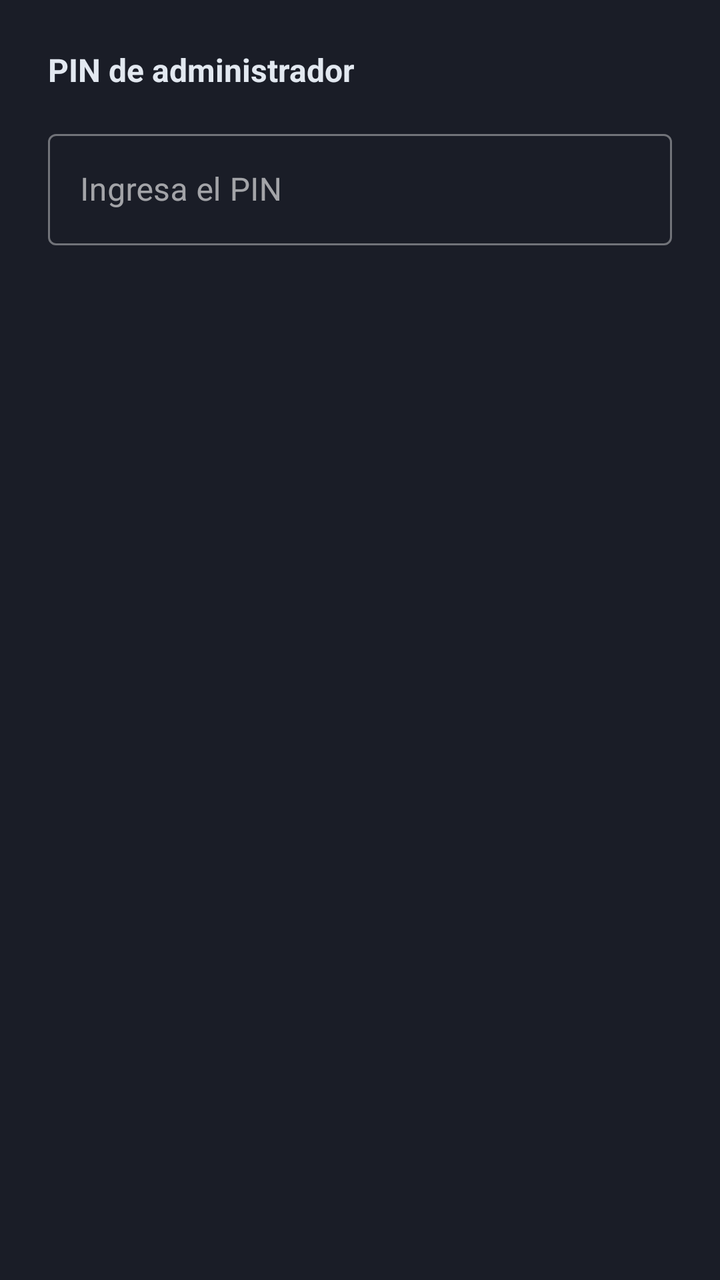
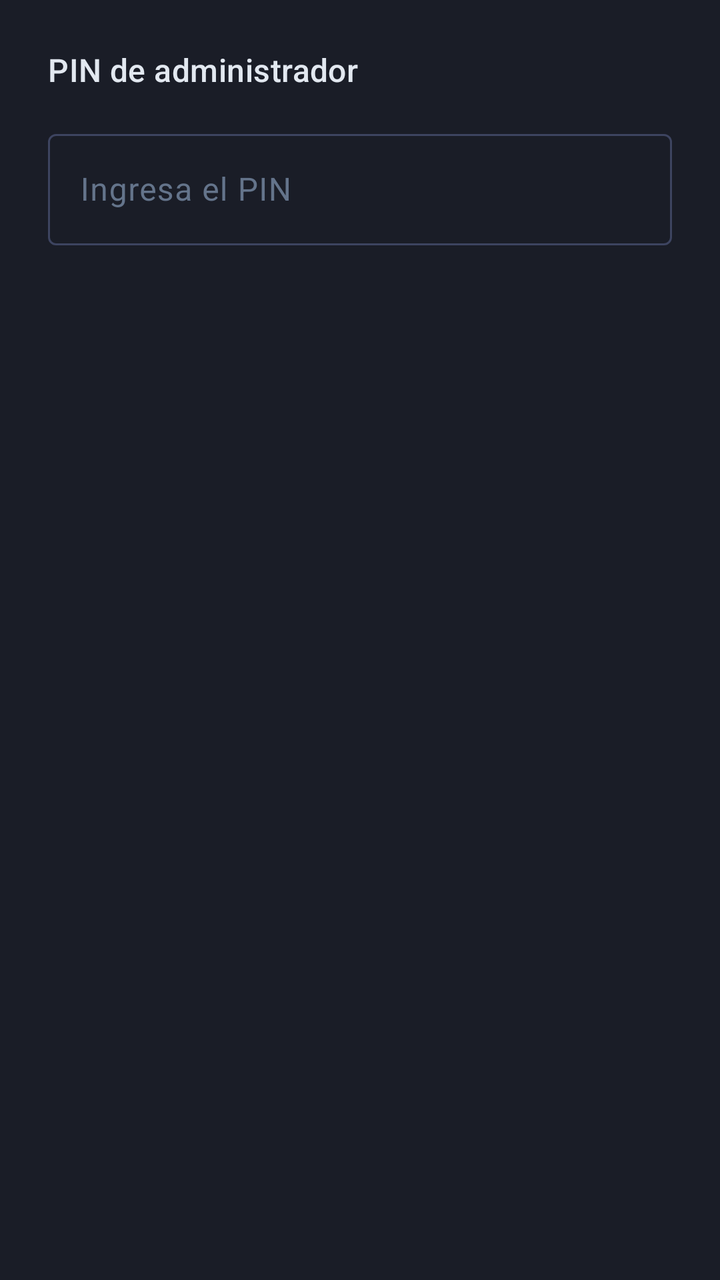

Before-and-after screenshots of an Android layout around one commit, followed by the original layout XML and the change that was made.
<!-- AndroidManifest.xml: application theme Theme.ZenScreen -->
<!-- res/layout/dialog_pin.xml -->
<?xml version="1.0" encoding="utf-8"?>
<LinearLayout xmlns:android="http://schemas.android.com/apk/res/android"
    android:layout_width="match_parent"
    android:layout_height="wrap_content"
    android:orientation="vertical"
    android:padding="24dp"
    android:background="#1a1d27">

    <TextView
        android:layout_width="wrap_content"
        android:layout_height="wrap_content"
        android:text="PIN de administrador"
        android:textColor="#e2e8f0"
        android:textSize="16sp"
        android:textStyle="bold"
        android:layout_marginBottom="16dp" />

    <com.google.android.material.textfield.TextInputLayout
        android:layout_width="match_parent"
        android:layout_height="wrap_content"
        style="@style/Widget.MaterialComponents.TextInputLayout.OutlinedBox">

        <com.google.android.material.textfield.TextInputEditText
            android:id="@+id/pinInput"
            android:layout_width="match_parent"
            android:layout_height="wrap_content"
            android:inputType="numberPassword"
            android:hint="Ingresa el PIN"
            android:maxLength="8" />
    </com.google.android.material.textfield.TextInputLayout>

</LinearLayout>
<!-- resources referenced by this layout -->
<resources>
  <style name="Theme.ZenScreen" parent="Theme.MaterialComponents.NoActionBar">
          <item name="colorPrimary">@color/accent</item>
          <item name="colorPrimaryVariant">@color/surface</item>
          <item name="colorOnPrimary">@color/text</item>
          <item name="android:windowBackground">@color/bg</item>
      </style>
  <color name="accent">#4f8ef7</color>
  <color name="surface">#1a1d27</color>
  <color name="text">#e2e8f0</color>
  <color name="bg">#0f1117</color>
</resources>

<!-- the commit's change to res/layout/dialog_pin.xml (unified diff, before → after) -->
@@ -4,21 +4,20 @@
     android:layout_height="wrap_content"
     android:orientation="vertical"
     android:padding="24dp"
-    android:background="#1a1d27">
+    android:background="@color/surface">
 
     <TextView
         android:layout_width="wrap_content"
         android:layout_height="wrap_content"
         android:text="PIN de administrador"
-        android:textColor="#e2e8f0"
-        android:textSize="16sp"
-        android:textStyle="bold"
+        android:textAppearance="?attr/textAppearanceTitleMedium"
+        android:textColor="@color/text"
         android:layout_marginBottom="16dp" />
 
     <com.google.android.material.textfield.TextInputLayout
         android:layout_width="match_parent"
         android:layout_height="wrap_content"
-        style="@style/Widget.MaterialComponents.TextInputLayout.OutlinedBox">
+        style="@style/Widget.Material3.TextInputLayout.OutlinedBox">
 
         <com.google.android.material.textfield.TextInputEditText
             android:id="@+id/pinInput"
<!-- resource entries referenced after the edit -->
@@ -1,12 +1,29 @@
 <!-- resources referenced by this layout -->
 <resources>
-  <style name="Theme.ZenScreen" parent="Theme.MaterialComponents.NoActionBar">
+  <style name="Theme.ZenScreen" parent="Theme.Material3.Dark.NoActionBar">
           <item name="colorPrimary">@color/accent</item>
-          <item name="colorPrimaryVariant">@color/surface</item>
-          <item name="colorOnPrimary">@color/text</item>
+          <item name="colorOnPrimary">@color/on_accent</item>
+          <item name="colorSecondary">@color/accent</item>
+          <item name="colorOnSecondary">@color/on_accent</item>
+          <item name="colorSurface">@color/surface</item>
+          <item name="colorOnSurface">@color/text</item>
+          <item name="colorSurfaceVariant">@color/surface_container</item>
+          <item name="colorOnSurfaceVariant">@color/muted</item>
+          <item name="colorOutline">@color/outline</item>
+          <item name="colorError">@color/error</item>
+          <item name="colorErrorContainer">@color/error_container</item>
+          <item name="colorOnErrorContainer">@color/on_error_container</item>
+          <item name="android:colorBackground">@color/bg</item>
           <item name="android:windowBackground">@color/bg</item>
       </style>
   <color name="accent">#4f8ef7</color>
+  <color name="on_accent">#0f1117</color>
+  <color name="surface_container">#22263a</color>
+  <color name="muted">#64748b</color>
+  <color name="outline">#3d4460</color>
+  <color name="error">#ef4444</color>
+  <color name="error_container">#7f1d1d</color>
+  <color name="on_error_container">#fca5a5</color>
   <color name="surface">#1a1d27</color>
   <color name="text">#e2e8f0</color>
   <color name="bg">#0f1117</color>
